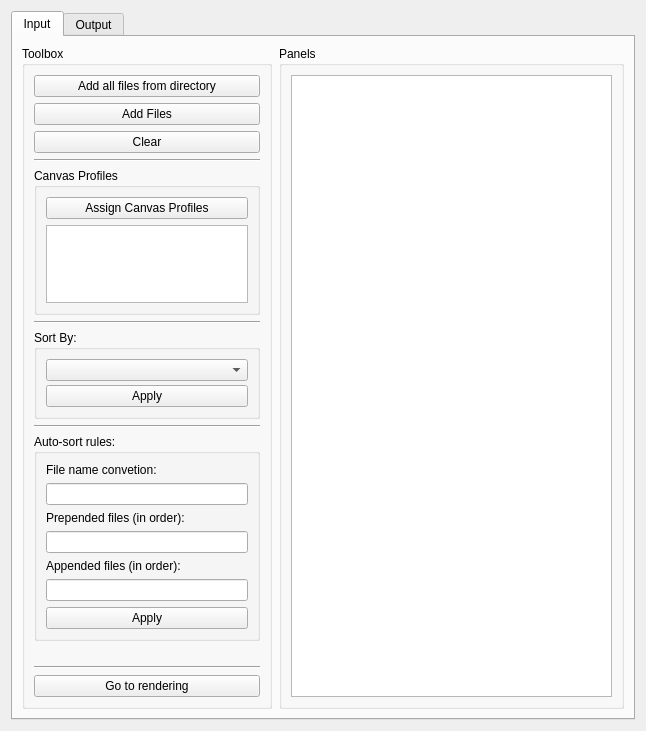
Qt form widgets/project/project.ui (ShadobaDev/Platemaker-qt) before a commit.
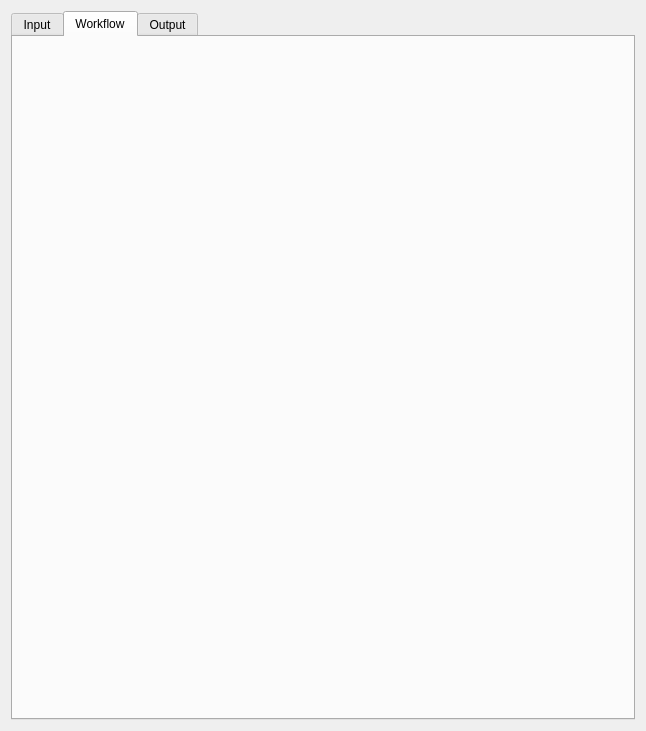
The same form after that commit. The open tabs and pages were chosen to show the change.

Commit message:
feat(gui): give Workflow optional stages real Edit/remove buttons
StageCard becomes widget-based (labels + tool buttons). The green "+" now
only activates colour correction in place (no navigation); an active optional
stage shows Edit (open the strip editor, also on double-click) and "−"
(deactivate). Text & bubbles has no in-place "+" — a bubble exists only once
authored — so its bar offers Edit instead. Greyed placeholders render a touch
smaller than active bars.

```diff
--- a/widgets/project/project.ui
+++ b/widgets/project/project.ui
@@ -344,6 +344,12 @@
        </item>
       </layout>
      </widget>
+     <widget class="QWidget" name="tabWorkflow">
+      <attribute name="title">
+       <string>Workflow</string>
+      </attribute>
+      <layout class="QVBoxLayout" name="workflowTabLayout"/>
+     </widget>
      <widget class="QWidget" name="tabOutput">
       <attribute name="title">
        <string>Output</string>
```
The commit also changes 5 other files.
